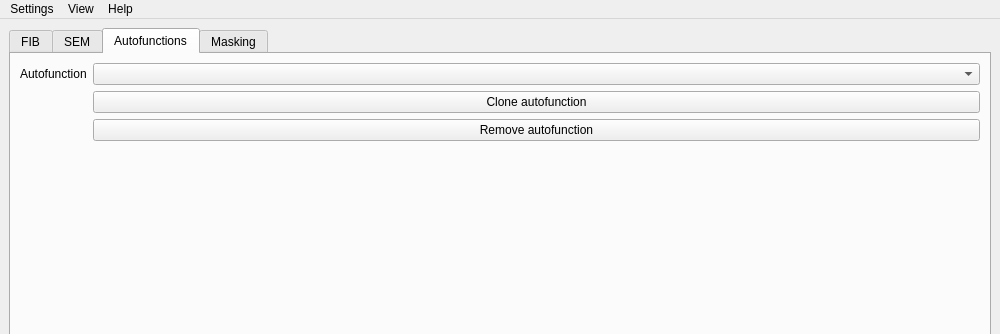
Old version of the form src/GUI/ui/FIBSEM_Maestro_GUI.ui in the repository pauquail/FIBSEM_Maestro; both pictures show x 0 to 1000 and y 0 to 334 of the 1000 by 817 pixel window.
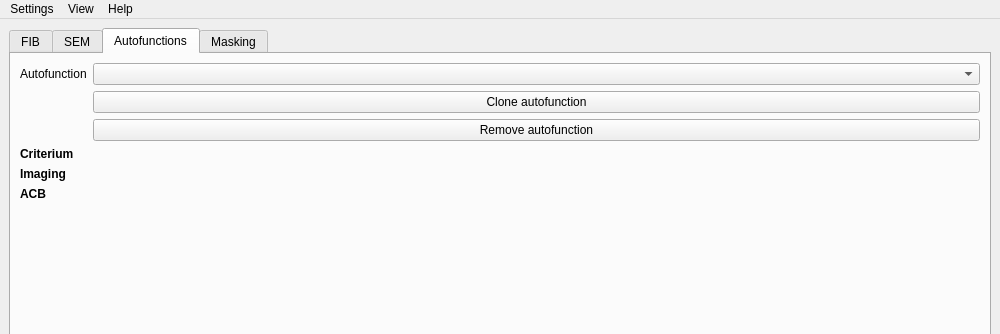
New version of the form.

```diff
--- a/src/GUI/ui/FIBSEM_Maestro_GUI.ui
+++ b/src/GUI/ui/FIBSEM_Maestro_GUI.ui
@@ -252,12 +252,51 @@
           <item>
            <layout class="QFormLayout" name="autofunctionFormLayout"/>
           </item>
+          <item>
+           <widget class="QLabel" name="label_4">
+            <property name="font">
+             <font>
+              <weight>75</weight>
+              <bold>true</bold>
+             </font>
+            </property>
+            <property name="text">
+             <string>Criterium</string>
+            </property>
+           </widget>
+          </item>
           <item>
            <layout class="QFormLayout" name="autofunctionCriteriumFormLayout"/>
           </item>
+          <item>
+           <widget class="QLabel" name="label_5">
+            <property name="font">
+             <font>
+              <weight>75</weight>
+              <bold>true</bold>
+             </font>
+            </property>
+            <property name="text">
+             <string>Imaging</string>
+            </property>
+           </widget>
+          </item>
           <item>
            <layout class="QFormLayout" name="autofunctionImagingFormLayout"/>
           </item>
+          <item>
+           <widget class="QLabel" name="label_6">
+            <property name="font">
+             <font>
+              <weight>75</weight>
+              <bold>true</bold>
+             </font>
+            </property>
+            <property name="text">
+             <string>ACB</string>
+            </property>
+           </widget>
+          </item>
           <item>
            <layout class="QFormLayout" name="acbFormLayout"/>
           </item>
```
Left out of the diff: 2 changed lines with no effect on the pictures.
